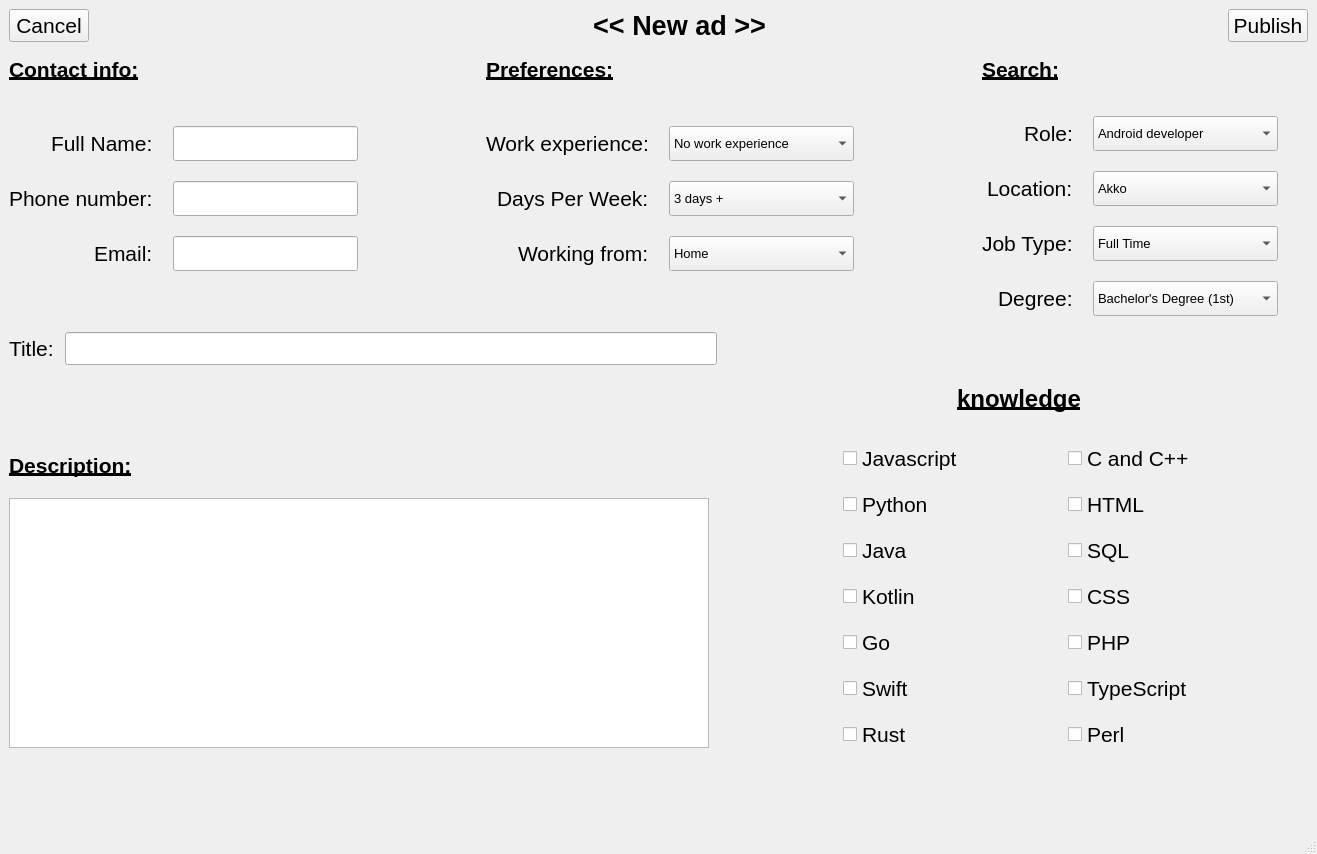
Before: the Qt Designer form ui/new_ad.ui in IvnGenza/EasyJob_39, drawn with Qt 5.
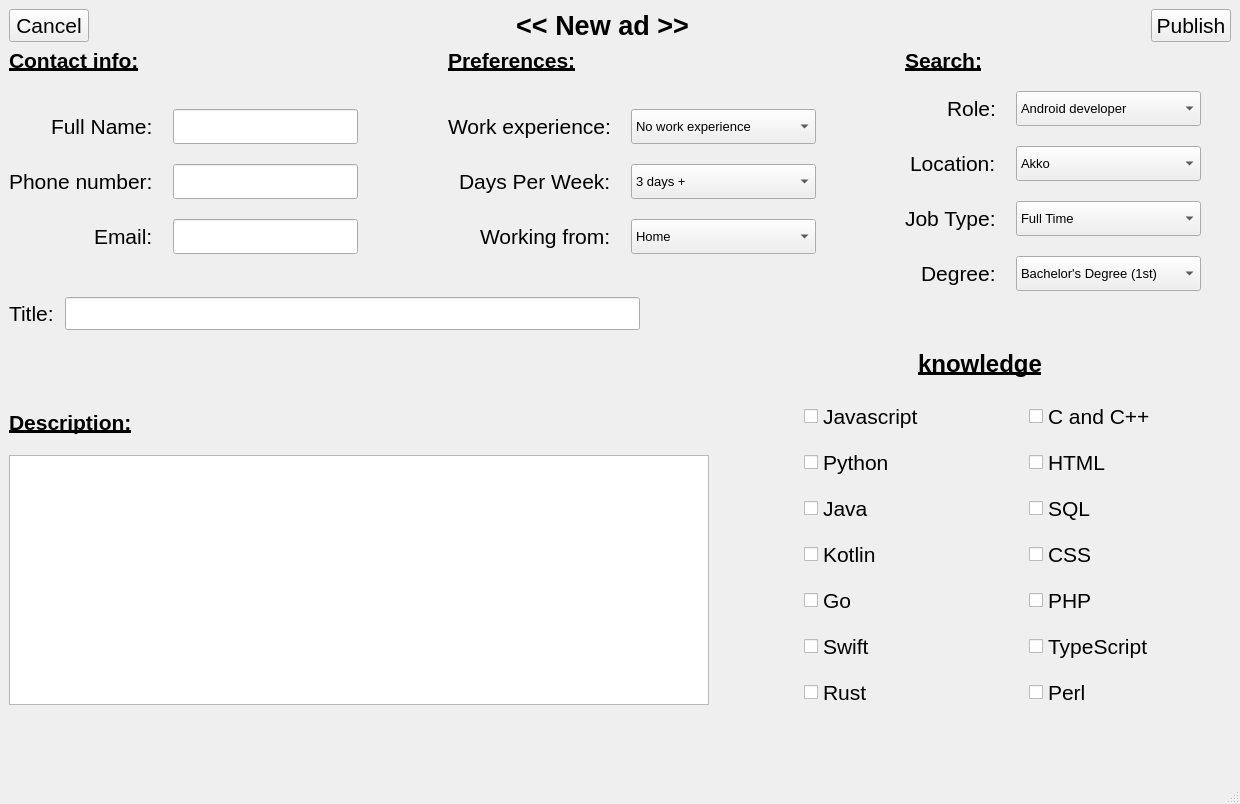
After: the same form once the commit is applied.

Patch:
```diff
--- a/ui/new_ad.ui
+++ b/ui/new_ad.ui
@@ -6,10 +6,22 @@
    <rect>
     <x>0</x>
     <y>0</y>
-    <width>1317</width>
-    <height>854</height>
+    <width>1240</width>
+    <height>804</height>
    </rect>
   </property>
+  <property name="minimumSize">
+   <size>
+    <width>1240</width>
+    <height>804</height>
+   </size>
+  </property>
+  <property name="maximumSize">
+   <size>
+    <width>1240</width>
+    <height>804</height>
+   </size>
+  </property>
   <property name="font">
    <font>
     <pointsize>16</pointsize>
```
Left out of the diff: 2 changed lines with no effect on the pictures.
